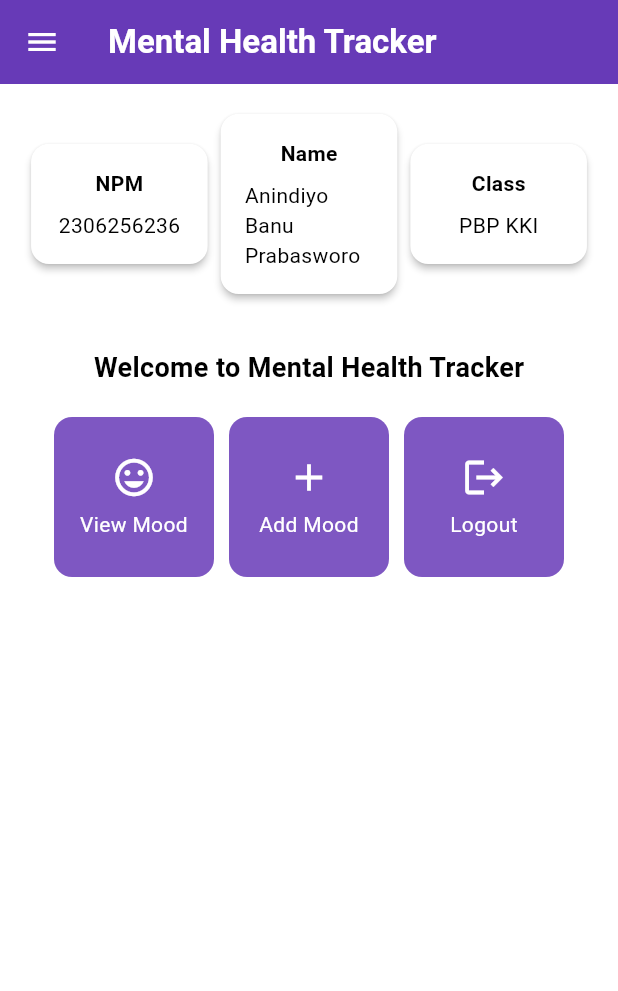
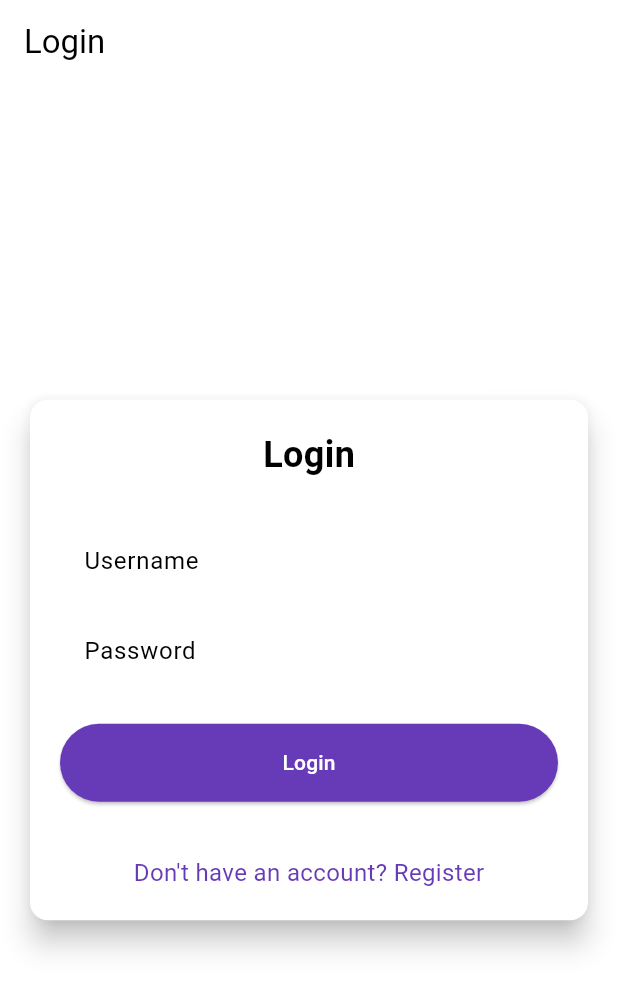
Before and after one commit to skibidiyo/mental-health-tracker-mobile, a Flutter app: the screen it shows after launch, on a phone screen of 412 x 824 dp. Shown: the top 991 px of the screen. Run offline on Flutter 3.47's test engine with Material 3 defaults, Android fonts, the phone set to English and light mode, and no system bars; missing offline and left inert: pbp_django_auth.

Commit message:
finished tutorial 8

```diff
--- a/lib/main.dart
+++ b/lib/main.dart
@@ -1,6 +1,7 @@
 import 'package:flutter/material.dart';
-import 'package:mental_health_tracker/screens/menu.dart';
-
+import 'package:pbp_django_auth/pbp_django_auth.dart';
+import 'package:provider/provider.dart';
+import 'package:mental_health_tracker/screens/login.dart';
 
 void main() {
   runApp(const MyApp());
@@ -9,32 +10,23 @@ void main() {
 class MyApp extends StatelessWidget {
   const MyApp({super.key});
 
-  // This widget is the root of your application.
   @override
   Widget build(BuildContext context) {
-    return MaterialApp(
-      title: 'Flutter Demo',
-      theme: ThemeData(
-        // This is the theme of your application.
-        //
-        // TRY THIS: Try running your application with "flutter run". You'll see
-        // the application has a purple toolbar. Then, without quitting the app,
-        // try changing the seedColor in the colorScheme below to Colors.green
-        // and then invoke "hot reload" (save your changes or press the "hot
-        // reload" button in a Flutter-supported IDE, or press "r" if you used
-        // the command line to start the app).
-        //
-        // Notice that the counter didn't reset back to zero; the application
-        // state is not lost during the reload. To reset the state, use hot
-        // restart instead.
-        //
-        // This works for code too, not just values: Most code changes can be
-        // tested with just a hot reload.
-         colorScheme: ColorScheme.fromSwatch(
-       primarySwatch: Colors.deepPurple,
- ).copyWith(secondary: Colors.deepPurple[400]),
+    return Provider(
+      create: (_) {
+        CookieRequest request = CookieRequest();
+        return request;
+      },
+      child: MaterialApp(
+        title: 'Mental Health Tracker',
+        theme: ThemeData(
+          useMaterial3: true,
+          colorScheme: ColorScheme.fromSwatch(
+            primarySwatch: Colors.deepPurple,
+          ).copyWith(secondary: Colors.deepPurple[400]),
+        ),
+        home: LoginPage(),
       ),
-      home: MyHomePage(),
     );
   }
 }
--- /dev/null
+++ b/lib/screens/login.dart
@@ -0,0 +1,182 @@
+import 'package:mental_health_tracker/screens/menu.dart';
+import 'package:flutter/material.dart';
+import 'package:mental_health_tracker/screens/register.dart';
+import 'package:pbp_django_auth/pbp_django_auth.dart';
+import 'package:provider/provider.dart';
+// TODO: Import RegisterPage later
+
+void main() {
+  runApp(const LoginApp());
+}
+
+class LoginApp extends StatelessWidget {
+  const LoginApp({super.key});
+
+  @override
+  Widget build(BuildContext context) {
+    return MaterialApp(
+      title: 'Login',
+      theme: ThemeData(
+        useMaterial3: true,
+        colorScheme: ColorScheme.fromSwatch(
+          primarySwatch: Colors.deepPurple,
+        ).copyWith(secondary: Colors.deepPurple[400]),
+      ),
+      home: const LoginPage(),
+    );
+  }
+}
+
+class LoginPage extends StatefulWidget {
+  const LoginPage({super.key});
+
+  @override
+  State<LoginPage> createState() => _LoginPageState();
+}
+
+class _LoginPageState extends State<LoginPage> {
+  final TextEditingController _usernameController = TextEditingController();
+  final TextEditingController _passwordController = TextEditingController();
+
+  @override
+  Widget build(BuildContext context) {
+    final request = context.watch<CookieRequest>();
+
+    return Scaffold(
+      appBar: AppBar(
+        title: const Text('Login'),
+      ),
+      body: Center(
+        child: SingleChildScrollView(
+          padding: const EdgeInsets.all(16.0),
+          child: Card(
+            elevation: 8,
+            shape: RoundedRectangleBorder(
+              borderRadius: BorderRadius.circular(12.0),
+            ),
+            child: Padding(
+              padding: const EdgeInsets.all(20.0),
+              child: Column(
+                mainAxisSize: MainAxisSize.min,
+                children: [
+                  const Text(
+                    'Login',
+                    style: TextStyle(
+                      fontSize: 24.0,
+                      fontWeight: FontWeight.bold,
+                    ),
+                  ),
+                  const SizedBox(height: 30.0),
+                  TextField(
+                    controller: _usernameController,
+                    decoration: const InputDecoration(
+                      labelText: 'Username',
+                      hintText: 'Enter your username',
+                      border: OutlineInputBorder(
+                        borderRadius: BorderRadius.all(Radius.circular(12.0)),
+                      ),
+                      contentPadding:
+                          EdgeInsets.symmetric(horizontal: 12.0, vertical: 8.0),
+                    ),
+                  ),
+                  const SizedBox(height: 12.0),
+                  TextField(
+                    controller: _passwordController,
+                    decoration: const InputDecoration(
+                      labelText: 'Password',
+                      hintText: 'Enter your password',
+                      border: OutlineInputBorder(
+                        borderRadius: BorderRadius.all(Radius.circular(12.0)),
+                      ),
+                      contentPadding:
+                          EdgeInsets.symmetric(horizontal: 12.0, vertical: 8.0),
+                    ),
+                    obscureText: true,
+                  ),
+                  const SizedBox(height: 24.0),
+                  ElevatedButton(
+                    onPressed: () async {
+                      String username = _usernameController.text;
+                      String password = _passwordController.text;
+
+		  // Check credentials
+		  // TODO: Change the URL and don't forget to add a trailing slash (/) at the end of the URL!
+		  // To connect the Android emulator to Django on localhost,
+		  // use the URL http://10.0.2.2/
+                      final response = await request
+                          .login("http://127.0.0.1:8000/auth/login/", {
+                        'username': username,
+                        'password': password,
+                      });
+
+                      if (request.loggedIn) {
+                        String message = response['message'];
+                        String uname = response['username'];
+                        if (context.mounted) {
+                          Navigator.pushReplacement(
+                            context,
+                            MaterialPageRoute(
+                                builder: (context) => MyHomePage()),
+                          );
+                          ScaffoldMessenger.of(context)
+                            ..hideCurrentSnackBar()
+                            ..showSnackBar(
+                              SnackBar(
+                                  content:
+                                      Text("$message Welcome, $uname.")),
+                            );
+                        }
+                      } else {
+                        if (context.mounted) {
+                          showDialog(
+                            context: context,
+                            builder: (context) => AlertDialog(
+                              title: const Text('Login Failed'),
+                              content: Text(response['message']),
+                              actions: [
+                                TextButton(
+                                  child: const Text('OK'),
+                                  onPressed: () {
+                                    Navigator.pop(context);
+                                  },
+                                ),
+                              ],
+                            ),
+                          );
+                        }
+                      }
+                    },
+                    style: ElevatedButton.styleFrom(
+                      foregroundColor: Colors.white,
+                      minimumSize: Size(double.infinity, 50),
+                      backgroundColor: Theme.of(context).colorScheme.primary,
+                      padding: const EdgeInsets.symmetric(vertical: 16.0),
+                    ),
+                    child: const Text('Login'),
+                  ),
+                  const SizedBox(height: 36.0),
+                  GestureDetector(
+                    onTap: () {
+                      Navigator.push(
+                        context,
+                        MaterialPageRoute(
+                            builder: (context) => const RegisterPage()),
+                      );
+                    },
+                    child: Text(
+                      'Don\'t have an account? Register',
+                      style: TextStyle(
+                        color: Theme.of(context).colorScheme.primary,
+                        fontSize: 16.0,
+                      ),
+                    ),
+                  ),
+                ],
+              ),
+            ),
+          ),
+        ),
+      ),
+    );
+  }
+}
--- a/pubspec.yaml
+++ b/pubspec.yaml
@@ -35,6 +35,9 @@ dependencies:
   # The following adds the Cupertino Icons font to your application.
   # Use with the CupertinoIcons class for iOS style icons.
   cupertino_icons: ^1.0.8
+  provider: ^6.1.2
+  pbp_django_auth: ^0.4.0
+  http: ^1.2.2
 
 dev_dependencies:
   flutter_test:
```
Also changed, not shown: lib/models/mood_entry.dart (added, +65 -0 lines), lib/screens/list_moodentry.dart (added, +102 -0 lines), lib/screens/moodentry_form.dart (+35 -27 lines), lib/screens/register.dart (added, +166 -0 lines), lib/widgets/left_drawer.dart (+12 -0 lines), lib/widgets/mood_card.dart (+55 -6 lines), pubspec.lock, 2 other files.
